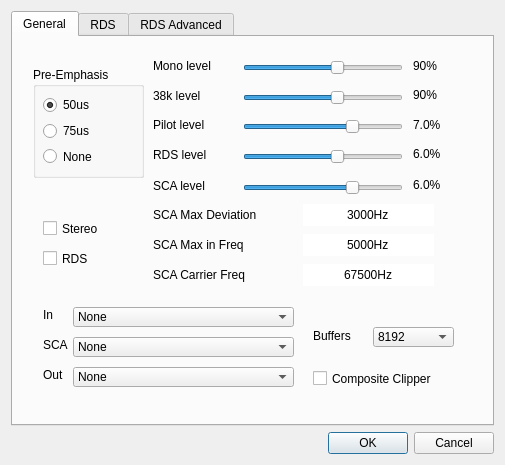
First picture: the form in JMPX/options.ui, repository jontio/JMPX, before the edit.
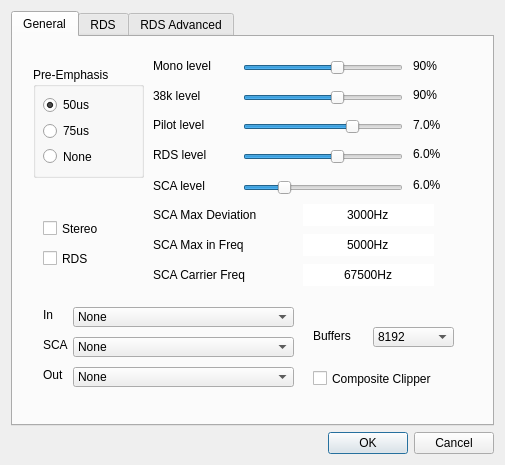
Second picture: the form after the edit.

Patch:
```diff
--- a/JMPX/options.ui
+++ b/JMPX/options.ui
@@ -425,7 +425,7 @@
         </rect>
        </property>
        <property name="maximum">
-        <number>100</number>
+        <number>300</number>
        </property>
        <property name="value">
         <number>70</number>
```
